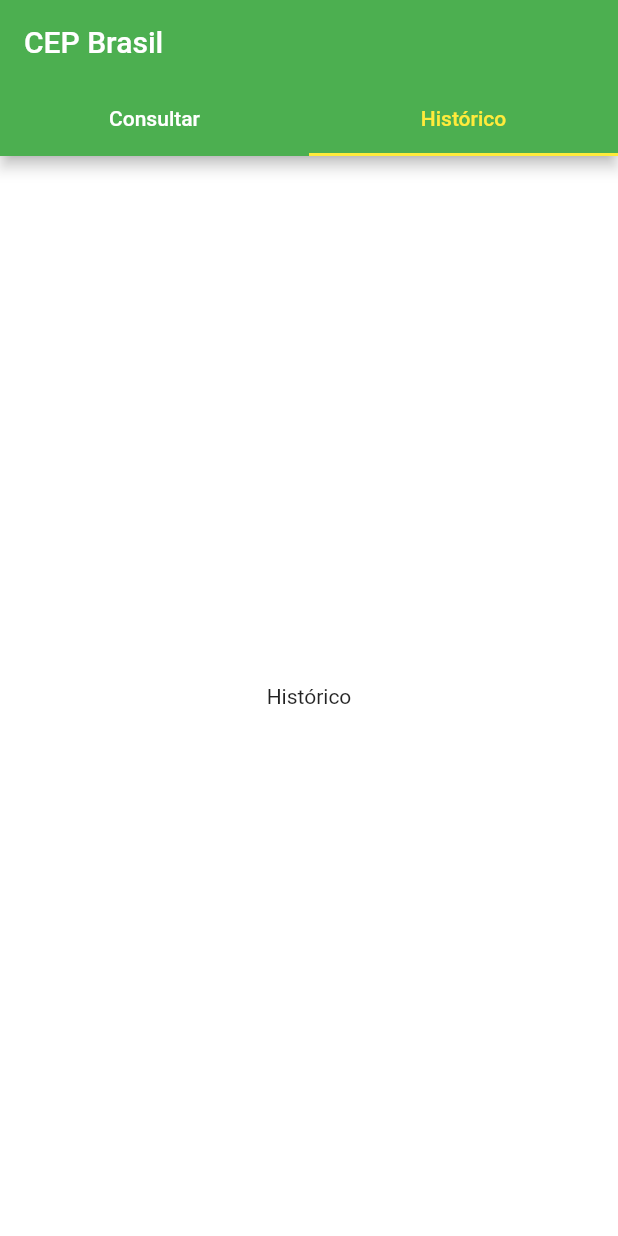
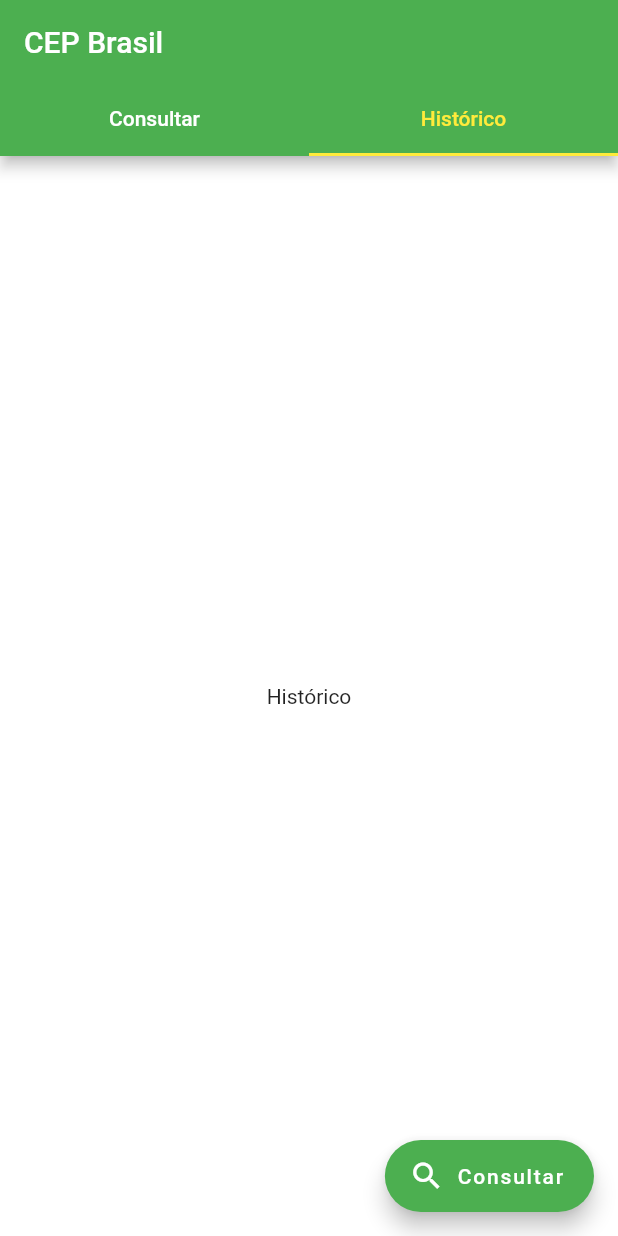
Before and after one commit to shinoda-labs/cep-brasil, a Flutter app: the screen it shows after launch, tab 2 chosen, on a phone screen of 412 x 824 dp. Run offline on Flutter 3.47's test engine with Material 2 defaults, Android fonts, the phone set to English and light mode, and no system bars.

Commit message:
Botão Consultar

```diff
--- a/lib/screen/home.dart
+++ b/lib/screen/home.dart
@@ -7,22 +7,21 @@ class Home extends StatefulWidget {
   _HomeState createState() => _HomeState();
 }
 
-class _HomeState extends State<Home>  with SingleTickerProviderStateMixin{
-
+class _HomeState extends State<Home> with SingleTickerProviderStateMixin {
   TabController _tabController;
+  TextEditingController _controller = TextEditingController();
+  GlobalKey<ScaffoldState> _scaffoldKey = new GlobalKey<ScaffoldState>();
 
   @override
   void initState() {
-    _tabController = new TabController(
-      length: 2,
-      vsync: this
-    );
+    _tabController = new TabController(length: 2, vsync: this);
     super.initState();
   }
 
   @override
   Widget build(BuildContext context) {
     return Scaffold(
+      key: _scaffoldKey,
       appBar: AppBar(
         title: Text('CEP Brasil'),
         backgroundColor: Colors.green,
@@ -43,10 +42,52 @@ class _HomeState extends State<Home>  with SingleTickerProviderStateMixin{
           ],
         ),
       ),
+      floatingActionButton: FloatingActionButton.extended(
+        backgroundColor: Colors.green,
+        icon: Icon(
+          Icons.search,
+          color: Colors.white,
+        ),
+        isExtended: true,
+        label: Text(
+          'Consultar',
+          style: TextStyle(color: Colors.white),
+        ),
+        onPressed: () {
+          if (_controller.text.length < 8) {
+            _scaffoldKey.currentState.showSnackBar(SnackBar(
+              content: Text('CEP inválido'),
+              duration: Duration(seconds: 3),
+            ));
+          }
+        },
+      ),
       body: TabBarView(
         controller: _tabController,
         children: <Widget>[
-          Consultar(),
+          Container(
+            color: Colors.white,
+            child: Padding(
+                padding: EdgeInsets.symmetric(vertical: 16.0, horizontal: 16.0),
+                child: TextField(
+                  cursorColor: Colors.green,
+                  controller: _controller,
+                  keyboardType: TextInputType.number,
+                  textInputAction: TextInputAction.search,
+                  autocorrect: false,
+                  maxLength: 8,
+                  decoration: InputDecoration(
+                      hintText: 'CPF',
+                      icon: Icon(
+                        Icons.room,
+                        color: Colors.green,
+                      ),
+                      border: OutlineInputBorder(
+                          borderRadius: BorderRadius.only(
+                              topLeft: Radius.circular(10.0),
+                              topRight: Radius.circular(10.0)))),
+                )),
+          ),
           Historico()
         ],
       ),
--- a/lib/tabs/consultar.dart
+++ b/lib/tabs/consultar.dart
@@ -1,20 +1,10 @@
 import 'package:flutter/material.dart';
 
 class Consultar extends StatelessWidget {
+
+
   @override
   Widget build(BuildContext context) {
-    return Container(
-      color: Colors.white,
-      child: Padding(
-        padding: EdgeInsets.symmetric(vertical: 16.0, horizontal: 16.0),
-        child: TextField(
-            decoration: InputDecoration(
-              fillColor: Colors.grey,
-                border: UnderlineInputBorder(
-                    borderRadius: BorderRadius.circular(15.0),
-                ),
-                hintText: 'CEP')),
-      ),
-    );
+    return Container();
   }
 }
```
